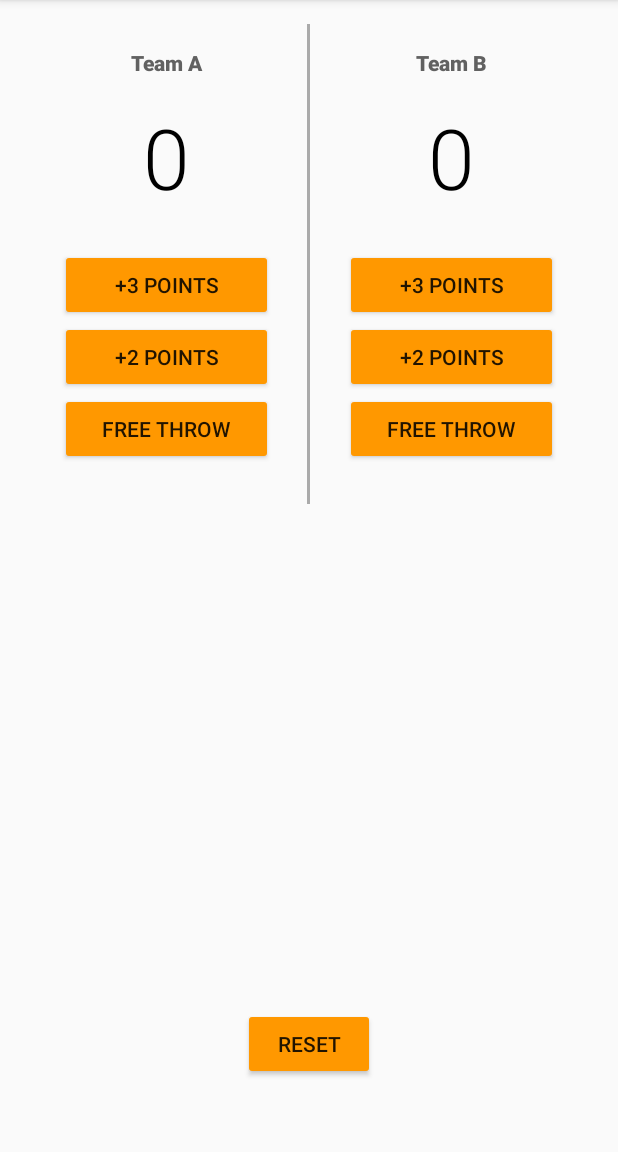
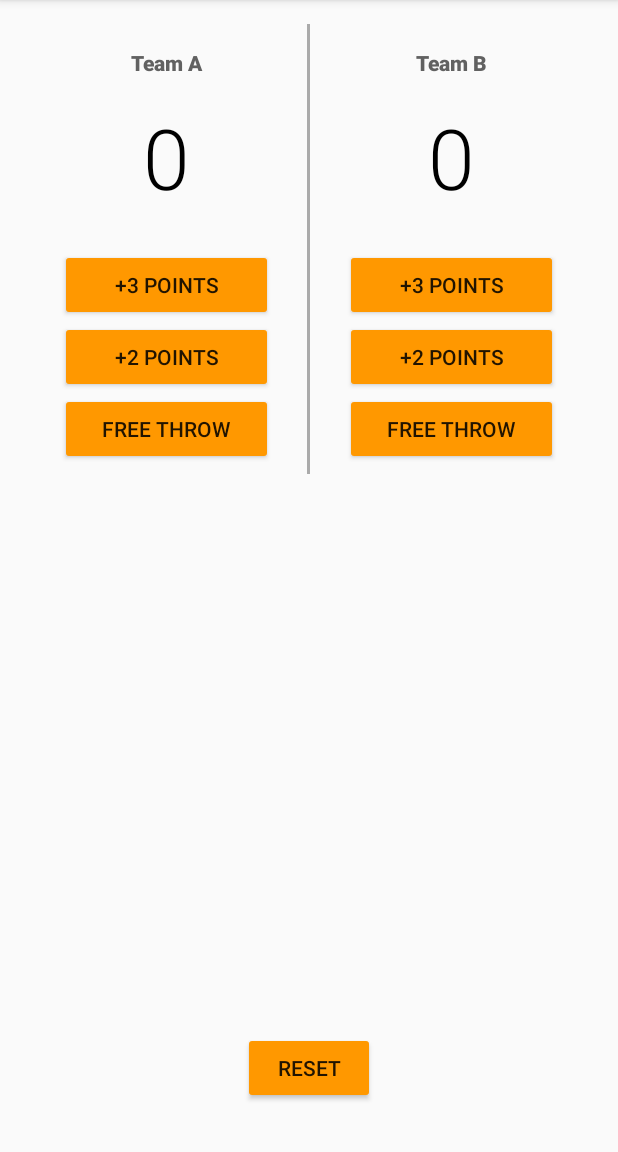
Before and after one commit to Sabrinaxbq/CourtCounter, an Android app: the screen it shows after launch (MainActivity), on a phone screen of 412 x 824 dp, the part 84-1236 px from its top. Run offline under Robolectric (Android 15) with nearby library versions, the phone set to English and light mode, and no system bars.

Commit message:
almost completed

```diff
--- a/app/src/main/res/layout/activity_main.xml
+++ b/app/src/main/res/layout/activity_main.xml
@@ -8,11 +8,11 @@
 
     <View
         android:id="@+id/SplitLine_hor1"
+        android:layout_width="2dp"
+        android:layout_height="300dp"
+        android:layout_centerHorizontal="true"
         android:layout_marginTop="16dp"
-        android:layout_width="2dp"
-        android:layout_height= "320dp"
-        android:background="@android:color/darker_gray"
-        android:layout_centerHorizontal="true" />
+        android:background="@android:color/darker_gray" />
 
     <LinearLayout
         android:layout_width="match_parent"
@@ -33,25 +33,25 @@
             <TextView
                 android:layout_width="match_parent"
                 android:layout_height="wrap_content"
+                android:fontFamily="sans-serif-medium"
                 android:gravity="center_horizontal"
+                android:paddingBottom="16dp"
                 android:paddingTop="16dp"
-                android:paddingBottom="16dp"
                 android:text="Team A"
+                android:textColor="#616161"
                 android:textSize="14sp"
-                android:textColor="#616161"
-                android:fontFamily="sans-serif-medium"
                 android:textStyle="bold"/>
 
             <TextView
                 android:id="@+id/team_a_score"
                 android:layout_width="match_parent"
                 android:layout_height="wrap_content"
+                android:fontFamily="sans-serif-light"
                 android:gravity="center_horizontal"
                 android:paddingBottom="24dp"
                 android:text="0"
+                android:textColor="#000000"
                 android:textSize="56sp"
-                android:textColor="#000000"
-                android:fontFamily="sans-serif-light"
                 android:textStyle="normal" />
 
             <Button
@@ -63,9 +63,9 @@
             <Button
                 android:layout_width="match_parent"
                 android:layout_height="wrap_content"
+                android:onClick="point2A"
+                android:paddingBottom="8dp"
                 android:paddingTop="8dp"
-                android:paddingBottom="8dp"
-                android:onClick="point2A"
                 android:text="+2 POINTS" />
 
             <Button
@@ -86,25 +86,25 @@
             <TextView
                 android:layout_width="match_parent"
                 android:layout_height="wrap_content"
+                android:fontFamily="sans-serif-medium"
                 android:gravity="center_horizontal"
+                android:paddingBottom="16dp"
+                android:paddingTop="16dp"
                 android:text="Team B"
+                android:textColor="#616161"
                 android:textSize="14sp"
-                android:textColor="#616161"
-                android:fontFamily="sans-serif-medium"
-                android:textStyle="bold"
-                android:paddingTop="16dp"
-                android:paddingBottom="16dp"/>
+                android:textStyle="bold" />
 
             <TextView
                 android:id="@+id/team_b_score"
                 android:layout_width="match_parent"
                 android:layout_height="wrap_content"
+                android:fontFamily="sans-serif-light"
                 android:gravity="center_horizontal"
                 android:paddingBottom="24dp"
                 android:text="0"
+                android:textColor="#000000"
                 android:textSize="56sp"
-                android:textColor="#000000"
-                android:fontFamily="sans-serif-light"
                 android:textStyle="normal"/>
 
             <Button
@@ -116,9 +116,9 @@
             <Button
                 android:layout_width="match_parent"
                 android:layout_height="wrap_content"
+                android:onClick="point2B"
+                android:paddingBottom="8dp"
                 android:paddingTop="8dp"
-                android:paddingBottom="8dp"
-                android:onClick="point2B"
                 android:text="+2 POINTS" />
 
             <Button
@@ -136,7 +136,7 @@
         android:layout_height="wrap_content"
         android:layout_alignParentBottom="true"
         android:layout_centerHorizontal="true"
-        android:layout_margin="48dp"
+        android:layout_margin="32dp"
         android:onClick="reset"
         android:text="RESET" />
 
```
